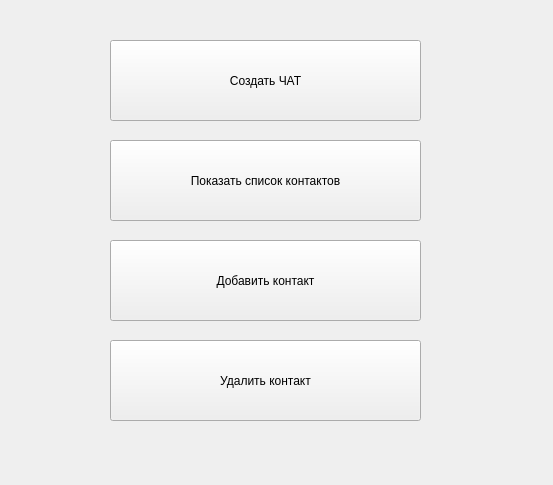
First picture: the form in GUI/manage_contacts.ui, repository olga1110/ChatProg, before the edit.
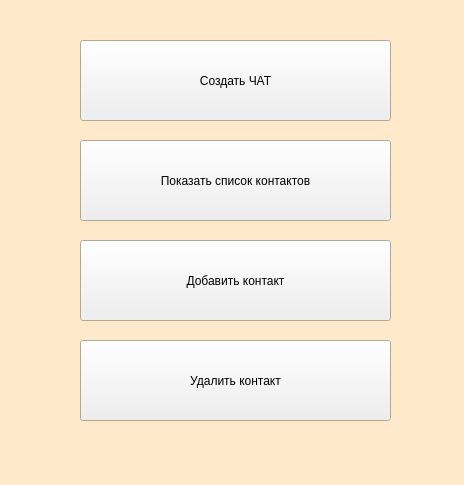
Second picture: the form after the edit.

Patch:
```diff
--- a/GUI/manage_contacts.ui
+++ b/GUI/manage_contacts.ui
@@ -6,17 +6,81 @@
    <rect>
     <x>0</x>
     <y>0</y>
-    <width>553</width>
+    <width>464</width>
     <height>485</height>
    </rect>
   </property>
+  <property name="palette">
+   <palette>
+    <active>
+     <colorrole role="Base">
+      <brush brushstyle="SolidPattern">
+       <color alpha="255">
+        <red>255</red>
+        <green>255</green>
+        <blue>255</blue>
+       </color>
+      </brush>
+     </colorrole>
+     <colorrole role="Window">
+      <brush brushstyle="SolidPattern">
+       <color alpha="255">
+        <red>254</red>
+        <green>233</green>
+        <blue>203</blue>
+       </color>
+      </brush>
+     </colorrole>
+    </active>
+    <inactive>
+     <colorrole role="Base">
+      <brush brushstyle="SolidPattern">
+       <color alpha="255">
+        <red>255</red>
+        <green>255</green>
+        <blue>255</blue>
+       </color>
+      </brush>
+     </colorrole>
+     <colorrole role="Window">
+      <brush brushstyle="SolidPattern">
+       <color alpha="255">
+        <red>254</red>
+        <green>233</green>
+        <blue>203</blue>
+       </color>
+      </brush>
+     </colorrole>
+    </inactive>
+    <disabled>
+     <colorrole role="Base">
+      <brush brushstyle="SolidPattern">
+       <color alpha="255">
+        <red>254</red>
+        <green>233</green>
+        <blue>203</blue>
+       </color>
+      </brush>
+     </colorrole>
+     <colorrole role="Window">
+      <brush brushstyle="SolidPattern">
+       <color alpha="255">
+        <red>254</red>
+        <green>233</green>
+        <blue>203</blue>
+       </color>
+      </brush>
+     </colorrole>
+    </disabled>
+   </palette>
+  </property>
   <property name="windowTitle">
    <string>Form</string>
   </property>
   <widget class="QPushButton" name="create_chat_button">
    <property name="geometry">
     <rect>
-     <x>110</x>
+     <x>80</x>
      <y>40</y>
      <width>311</width>
      <height>81</height>
@@ -29,7 +93,7 @@
   <widget class="QPushButton" name="add_contact_button">
    <property name="geometry">
     <rect>
-     <x>110</x>
+     <x>80</x>
      <y>240</y>
      <width>311</width>
      <height>81</height>
@@ -42,7 +106,7 @@
   <widget class="QPushButton" name="del_contact_button">
    <property name="geometry">
     <rect>
-     <x>110</x>
+     <x>80</x>
      <y>340</y>
      <width>311</width>
      <height>81</height>
@@ -55,7 +119,7 @@
   <widget class="QPushButton" name="show_contacts_button">
    <property name="geometry">
     <rect>
-     <x>110</x>
+     <x>80</x>
      <y>140</y>
      <width>311</width>
      <height>81</height>
```
Left out of the diff: 2 changed lines with no effect on the pictures.
